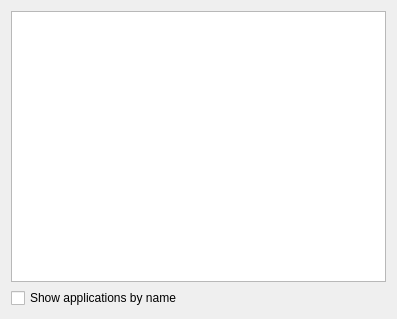
harrysalva/plasma-containmentactions-customdesktopmenu, file src/config.ui: the form before one commit.
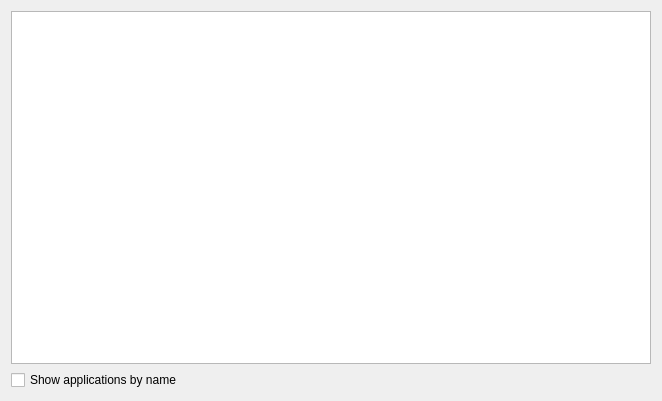
The form after the commit.

Commit message: Resize config window

Diff of the .ui file:
```diff
--- a/src/config.ui
+++ b/src/config.ui
@@ -6,8 +6,8 @@
    <rect>
     <x>0</x>
     <y>0</y>
-    <width>397</width>
-    <height>319</height>
+    <width>662</width>
+    <height>401</height>
    </rect>
   </property>
   <layout class="QVBoxLayout" name="verticalLayout">
```
The commit also changes 1 other file.
